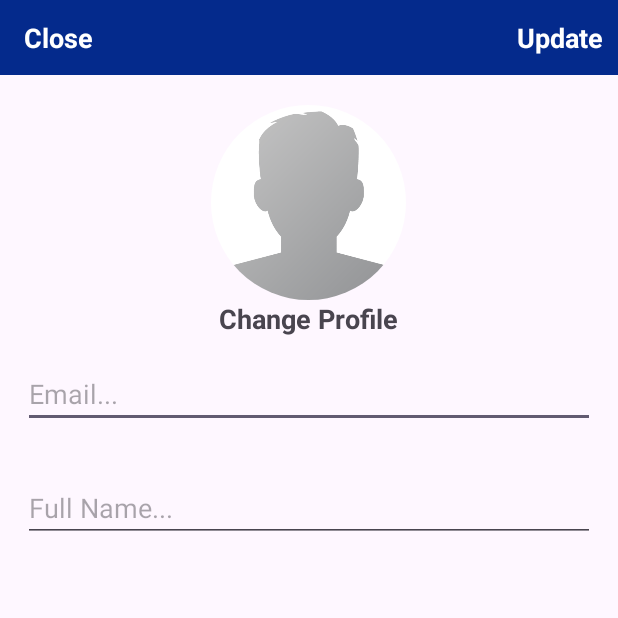
After one commit to emmanuel-mwendwa/University_Android, an Android app: the Settings screen opened directly, with no data from a screen before it, on a phone screen of 412 x 824 dp, the top half of it. The commit adds this screen. Run offline under Robolectric (Android 15) with nearby library versions, the phone set to English and light mode, and no system bars; our stand-ins replace CircleImageView, Firebase (no records; nobody signed in at launch, a user with empty details on screens opened directly), Picasso; libraries missing offline, so code that uses them is left out: com.canhub.cropper; 2 statements that could not run were skipped.

```diff
--- a/app/build.gradle.kts
+++ b/app/build.gradle.kts
@@ -42,7 +42,9 @@ dependencies {
     implementation("androidx.constraintlayout:constraintlayout:2.1.4")
     implementation("com.google.firebase:firebase-bom:32.5.0")
     implementation("com.google.firebase:firebase-database:20.3.0")
+    implementation("com.firebaseui:firebase-ui-database:8.0.2")
     implementation("com.google.firebase:firebase-storage:20.3.0")
+    implementation("com.squareup.picasso:picasso:2.8")
     implementation ("io.github.pilgr:paperdb:2.7.2")
     implementation ("de.hdodenhof:circleimageview:3.1.0")
     implementation("androidx.lifecycle:lifecycle-livedata-ktx:2.6.2")
@@ -50,6 +52,8 @@ dependencies {
     implementation("androidx.navigation:navigation-fragment:2.7.5")
     implementation("androidx.navigation:navigation-ui:2.7.5")
     implementation("androidx.legacy:legacy-support-v4:1.0.0")
+//    implementation("com.theartofdev.edmodo:android-image-cropper:2.8.0")
+    implementation("com.vanniktech:android-image-cropper:4.5.0")
     testImplementation("junit:junit:4.13.2")
     androidTestImplementation("androidx.test.ext:junit:1.1.5")
     androidTestImplementation("androidx.test.espresso:espresso-core:3.5.1")
--- /dev/null
+++ b/app/src/main/res/drawable/baseline_add_24.xml
@@ -0,0 +1,5 @@
+<vector android:height="24dp" android:tint="#FFFFFF"
+    android:viewportHeight="24" android:viewportWidth="24"
+    android:width="24dp" xmlns:android="http://schemas.android.com/apk/res/android">
+    <path android:fillColor="@android:color/white" android:pathData="M19,13h-6v6h-2v-6H5v-2h6V5h2v6h6v2z"/>
+</vector>
--- /dev/null
+++ b/app/src/main/res/layout/activity_settings.xml
@@ -0,0 +1,91 @@
+<?xml version="1.0" encoding="utf-8"?>
+<RelativeLayout xmlns:android="http://schemas.android.com/apk/res/android"
+    xmlns:app="http://schemas.android.com/apk/res-auto"
+    xmlns:tools="http://schemas.android.com/tools"
+    android:layout_width="match_parent"
+    android:layout_height="match_parent"
+    tools:context=".Settings">
+
+    <com.google.android.material.appbar.AppBarLayout
+        android:id="@+id/app_bar_settings"
+        android:layout_width="match_parent"
+        android:layout_height="50dp"
+        android:background="@color/colorPrimaryDark">
+
+        <androidx.appcompat.widget.Toolbar
+            android:id="@+id/toolbar_settings"
+            android:layout_width="match_parent"
+            android:layout_height="wrap_content">
+
+            <RelativeLayout
+                android:layout_width="match_parent"
+                android:layout_height="match_parent" >
+
+                <TextView
+                    android:id="@+id/close_settings"
+                    android:layout_width="wrap_content"
+                    android:layout_height="wrap_content"
+                    android:text="Close"
+                    android:textColor="@color/white"
+                    android:textStyle="bold"
+                    android:textSize="18sp"
+                    android:layout_alignParentStart="true"
+                    />
+
+                <TextView
+                    android:id="@+id/update_account_settings"
+                    android:layout_width="wrap_content"
+                    android:layout_height="wrap_content"
+                    android:text="Update"
+                    android:textColor="@color/white"
+                    android:textStyle="bold"
+                    android:textSize="18sp"
+                    android:layout_alignParentEnd="true"
+                    android:layout_marginRight="10dp"
+                    />
+
+
+            </RelativeLayout>
+
+        </androidx.appcompat.widget.Toolbar>
+
+    </com.google.android.material.appbar.AppBarLayout>
+
+    <de.hdodenhof.circleimageview.CircleImageView
+        android:id="@+id/settings_profile_image"
+        android:layout_width="130dp"
+        android:layout_height="130dp"
+        android:layout_below="@+id/app_bar_settings"
+        android:layout_marginTop="20dp"
+        android:src="@drawable/profile"
+        android:layout_centerHorizontal="true"/>
+
+    <TextView
+        android:id="@+id/profile_image_change_btn"
+        android:layout_width="wrap_content"
+        android:layout_height="wrap_content"
+        android:text="Change Profile"
+        android:textStyle="bold"
+        android:textSize="18sp"
+        android:layout_centerHorizontal="true"
+        android:layout_marginRight="10dp"
+        android:layout_below="@+id/settings_profile_image"
+        />
+
+    <EditText
+        android:id="@+id/settings_email"
+        android:layout_width="match_parent"
+        android:layout_height="wrap_content"
+        android:layout_below="@+id/profile_image_change_btn"
+        android:hint="Email..."
+        android:layout_margin="15dp"/>
+
+    <EditText
+        android:id="@+id/settings_full_name"
+        android:layout_width="match_parent"
+        android:layout_height="wrap_content"
+        android:layout_below="@+id/settings_email"
+        android:hint="Full Name..."
+        android:layout_margin="15dp"/>
+
+</RelativeLayout>
--- a/app/src/main/res/layout/courses_items_layout.xml
+++ b/app/src/main/res/layout/courses_items_layout.xml
@@ -4,6 +4,7 @@
     android:layout_height="wrap_content"
     xmlns:app="http://schemas.android.com/apk/res-auto"
     android:layout_marginTop="20dp"
+    android:layout_marginBottom="20dp"
     android:layout_marginStart="15dp"
     android:layout_marginEnd="15dp"
     app:cardElevation="15dp">
--- a/app/src/main/res/layout/fragment_home.xml
+++ b/app/src/main/res/layout/fragment_home.xml
@@ -7,9 +7,10 @@
     tools:context=".ui.home.HomeFragment">
 
     <androidx.recyclerview.widget.RecyclerView
-        android:id="@+id/recycler_view"
+        android:id="@+id/recycler_menu"
         android:layout_width="match_parent"
-        android:layout_height="match_parent" >
+        android:layout_height="match_parent"
+        android:layout_marginBottom="20dp">
 
     </androidx.recyclerview.widget.RecyclerView>
 
--- a/build.gradle.kts
+++ b/build.gradle.kts
@@ -5,6 +5,6 @@ buildscript {
 }
 // Top-level build file where you can add configuration options common to all sub-projects/modules.
 plugins {
-    id("com.android.application") version "8.1.2" apply false
+    id("com.android.application") version "8.1.3" apply false
     id("com.google.gms.google-services") version "4.4.0" apply false
 }
```
Also changed, not shown: app/src/main/AndroidManifest.xml (+12 -12 lines), app/src/main/java/com/example/university/CourseDetailsActivity.java (added, +27 -0 lines), app/src/main/java/com/example/university/Model/Courses.java (added, +40 -0 lines), app/src/main/java/com/example/university/Model/Users.java (+14 -2 lines), app/src/main/java/com/example/university/Settings.java (added, +221 -0 lines), app/src/main/java/com/example/university/Student.java (+77 -7 lines), app/src/main/res/layout/activity_course_details.xml (added, +63 -0 lines), 1 other file.
